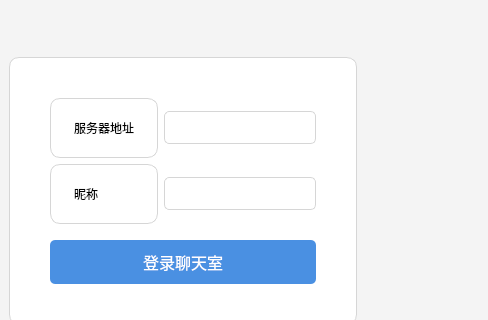
Jvsong/Qtlab4, file ChatClient/mainwindow.ui: the form before one commit; both pictures show x 122 to 610 and y 92 to 412 of the 610 by 504 pixel window.
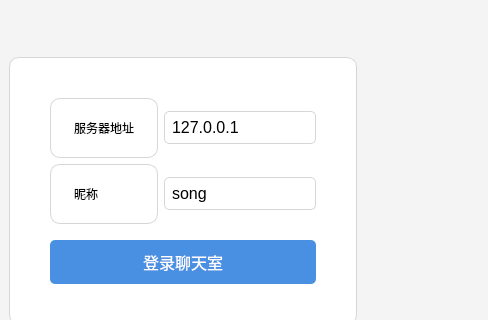
The form after the commit.

```diff
--- a/ChatClient/mainwindow.ui
+++ b/ChatClient/mainwindow.ui
@@ -207,7 +207,11 @@
               </widget>
              </item>
              <item row="0" column="1">
-              <widget class="QLineEdit" name="serverEdit"/>
+              <widget class="QLineEdit" name="serverEdit">
+               <property name="text">
+                <string>127.0.0.1</string>
+               </property>
+              </widget>
              </item>
              <item row="1" column="0">
               <widget class="QLabel" name="label_3">
@@ -217,7 +221,11 @@
               </widget>
              </item>
              <item row="1" column="1">
-              <widget class="QLineEdit" name="usernameEdit"/>
+              <widget class="QLineEdit" name="usernameEdit">
+               <property name="text">
+                <string>song</string>
+               </property>
+              </widget>
              </item>
             </layout>
            </item>
```
